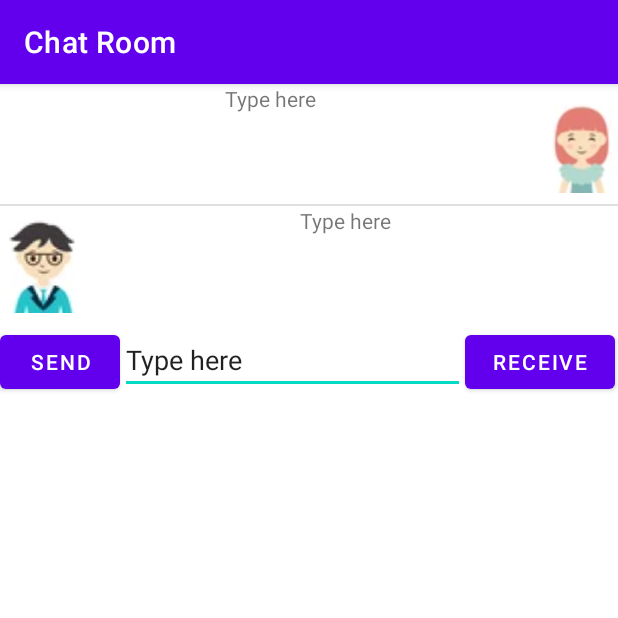
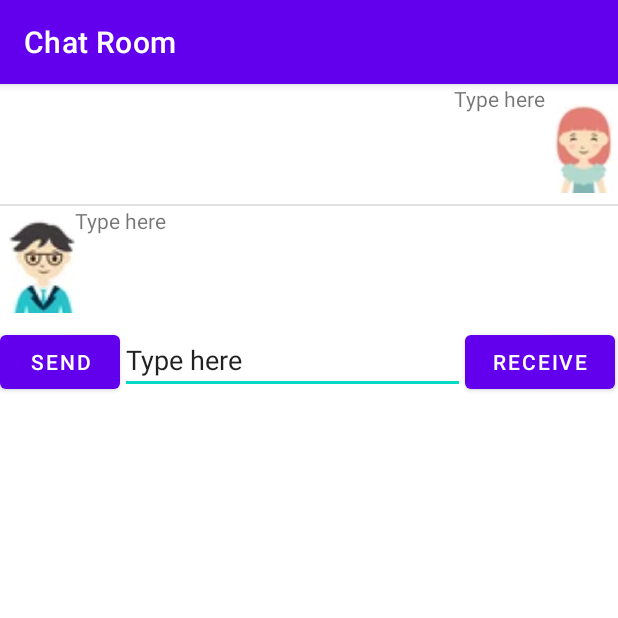
Before and after one commit to HelloNYAC/AndroidLabs, an Android app: the ChatRoomActivity screen opened directly, with no data from a screen before it, after a tap on "RECEIVE", on a phone screen of 412 x 824 dp, the top half of it. Run offline under Robolectric (Android 15) with nearby library versions, the phone set to English and light mode, and no system bars; 1 other tap on this screen came first.

Commit message:
Finished lab 4

```diff
--- a/app/src/main/res/layout/row_rcv_layout.xml
+++ b/app/src/main/res/layout/row_rcv_layout.xml
@@ -12,14 +12,14 @@
         android:layout_height="80dp"
         android:src="@drawable/row_receive"
         android:layout_row="0"
-        android:layout_column="0"/>
+        android:layout_column="0" />
 
     <TextView
         android:id="@+id/row_item"
-        android:layout_width="wrap_content"
+        android:layout_width="363dp"
         android:layout_height="80dp"
         android:layout_row="0"
         android:layout_column="1"
-        android:layout_gravity="center_horizontal" />
+        android:layout_gravity="left" />
 
 </GridLayout>
--- a/app/src/main/res/layout/row_send_layout.xml
+++ b/app/src/main/res/layout/row_send_layout.xml
@@ -16,10 +16,11 @@
 
     <TextView
         android:id="@+id/row_item"
-        android:layout_width="wrap_content"
+        android:layout_width="363dp"
         android:layout_height="80dp"
         android:layout_row="0"
         android:layout_column="0"
-        android:layout_gravity="center_horizontal" />
+        android:layout_gravity="center_horizontal"
+        android:gravity="right" />
 
 </GridLayout>
```
Also changed, not shown: app/src/main/java/com/cst2335/yue00015/ChatRoomActivity.java (+5 -5 lines).
